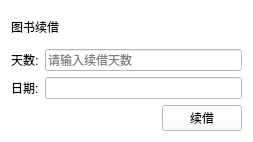
Before: the Qt Designer form ui/renew_window.ui in mr0yun/BookManager, drawn with Qt 5.
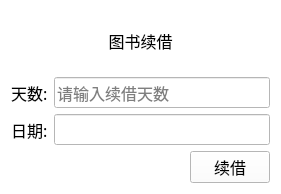
After: the same form once the commit is applied.

What changed in the file:
```diff
--- a/ui/renew_window.ui
+++ b/ui/renew_window.ui
@@ -6,8 +6,8 @@
    <rect>
     <x>0</x>
     <y>0</y>
-    <width>253</width>
-    <height>142</height>
+    <width>281</width>
+    <height>194</height>
    </rect>
   </property>
   <property name="windowTitle">
@@ -21,15 +21,30 @@
     <layout class="QVBoxLayout" name="verticalLayout">
      <item>
       <widget class="QLabel" name="book_name_label">
+       <property name="font">
+        <font>
+         <family>宋体</family>
+         <pointsize>12</pointsize>
+        </font>
+       </property>
        <property name="text">
         <string>图书续借</string>
        </property>
+       <property name="alignment">
+        <set>Qt::AlignCenter</set>
+       </property>
       </widget>
      </item>
      <item>
       <layout class="QHBoxLayout" name="horizontalLayout">
        <item>
         <widget class="QLabel" name="label_2">
+         <property name="font">
+          <font>
+           <family>宋体</family>
+           <pointsize>12</pointsize>
+          </font>
+         </property>
          <property name="text">
           <string>天数:</string>
          </property>
@@ -37,6 +52,12 @@
        </item>
        <item>
         <widget class="QLineEdit" name="renew_days_lineEdit">
+         <property name="font">
+          <font>
+           <family>Agency FB</family>
+           <pointsize>12</pointsize>
+          </font>
+         </property>
          <property name="text">
           <string/>
          </property>
@@ -51,6 +72,12 @@
       <layout class="QHBoxLayout" name="horizontalLayout_2">
        <item>
         <widget class="QLabel" name="label_3">
+         <property name="font">
+          <font>
+           <family>宋体</family>
+           <pointsize>12</pointsize>
+          </font>
+         </property>
          <property name="text">
           <string>日期:</string>
          </property>
@@ -58,6 +85,12 @@
        </item>
        <item>
         <widget class="QLineEdit" name="return_date_lineEdit">
+         <property name="font">
+          <font>
+           <family>Agency FB</family>
+           <pointsize>12</pointsize>
+          </font>
+         </property>
          <property name="text">
           <string/>
          </property>
@@ -88,6 +121,12 @@
        </item>
        <item>
         <widget class="QPushButton" name="renew_pushButton">
+         <property name="font">
+          <font>
+           <family>宋体</family>
+           <pointsize>12</pointsize>
+          </font>
+         </property>
          <property name="text">
           <string>续借</string>
          </property>
```
